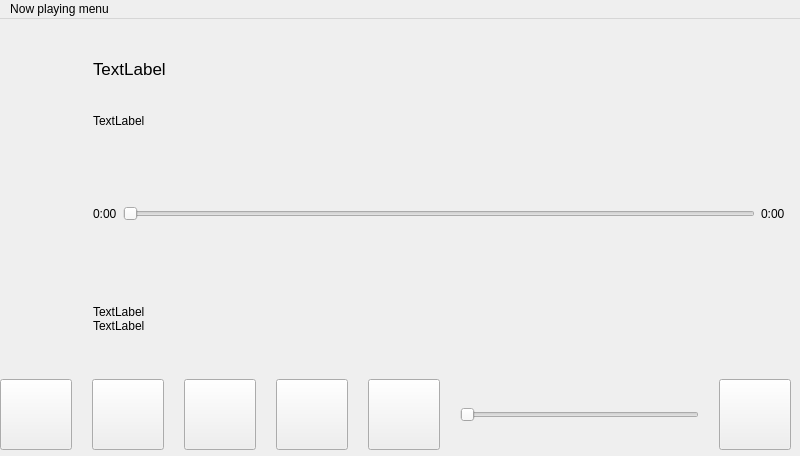
Before: the Qt Designer form nowplayingwindow.ui in gidzzz/openmediaplayer, drawn with Qt 5.
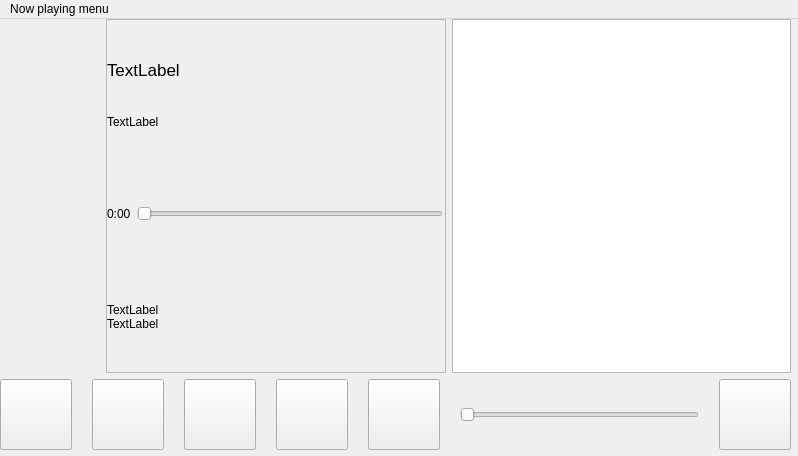
After: the same form once the commit is applied. Icons and pictures are not drawn.

Commit message: Added videos window, and a list view in now playing, directory listing for testing purposes.

What changed in the file:
```diff
--- a/nowplayingwindow.ui
+++ b/nowplayingwindow.ui
@@ -6,7 +6,7 @@
    <rect>
     <x>0</x>
     <y>0</y>
-    <width>800</width>
+    <width>798</width>
     <height>456</height>
    </rect>
   </property>
@@ -43,18 +43,22 @@
         </spacer>
        </item>
        <item>
-        <widget class="QLabel" name="artworkLabel">
-         <property name="sizePolicy">
-          <sizepolicy hsizetype="Fixed" vsizetype="Fixed">
-           <horstretch>0</horstretch>
-           <verstretch>0</verstretch>
-          </sizepolicy>
-         </property>
+        <widget class="QPushButton" name="pushButton">
          <property name="text">
           <string/>
          </property>
-         <property name="pixmap">
-          <pixmap>../../../../../../../usr/share/icons/hicolor/295x295/hildon/mediaplayer_default_album.png</pixmap>
+         <property name="icon">
+          <iconset>
+           <normaloff>../../../../../../../usr/share/icons/hicolor/295x295/hildon/mediaplayer_default_album.png</normaloff>../../../../../../../usr/share/icons/hicolor/295x295/hildon/mediaplayer_default_album.png</iconset>
+         </property>
+         <property name="iconSize">
+          <size>
+           <width>295</width>
+           <height>295</height>
+          </size>
+         </property>
+         <property name="flat">
+          <bool>true</bool>
          </property>
         </widget>
        </item>
@@ -68,13 +72,35 @@
          </property>
          <property name="sizeHint" stdset="0">
           <size>
-           <width>40</width>
+           <width>20</width>
            <height>20</height>
           </size>
          </property>
         </spacer>
        </item>
        <item>
+        <widget class="QScrollArea" name="scrollArea">
+         <property name="widgetResizable">
+          <bool>true</bool>
+         </property>
+         <widget class="QWidget" name="scrollAreaWidgetContents">
+          <property name="geometry">
+           <rect>
+            <x>0</x>
+            <y>0</y>
+            <width>128</width>
+            <height>345</height>
+           </rect>
+          </property>
+          <widget class="QWidget" name="">
+           <property name="geometry">
+            <rect>
+             <x>0</x>
+             <y>0</y>
+             <width>372</width>
+             <height>351</height>
+            </rect>
+           </property>
         <layout class="QVBoxLayout" name="verticalLayout_2">
          <property name="spacing">
           <number>0</number>
@@ -277,6 +303,12 @@
           </spacer>
          </item>
         </layout>
+          </widget>
+         </widget>
+        </widget>
+       </item>
+       <item>
+        <widget class="QListWidget" name="listView"/>
        </item>
       </layout>
      </item>
@@ -380,7 +412,7 @@
     <rect>
      <x>0</x>
      <y>0</y>
-     <width>800</width>
+     <width>798</width>
      <height>25</height>
     </rect>
    </property>
```
Lines whose indentation alone changed are shown as unchanged. The commit also changes 9 other files.
